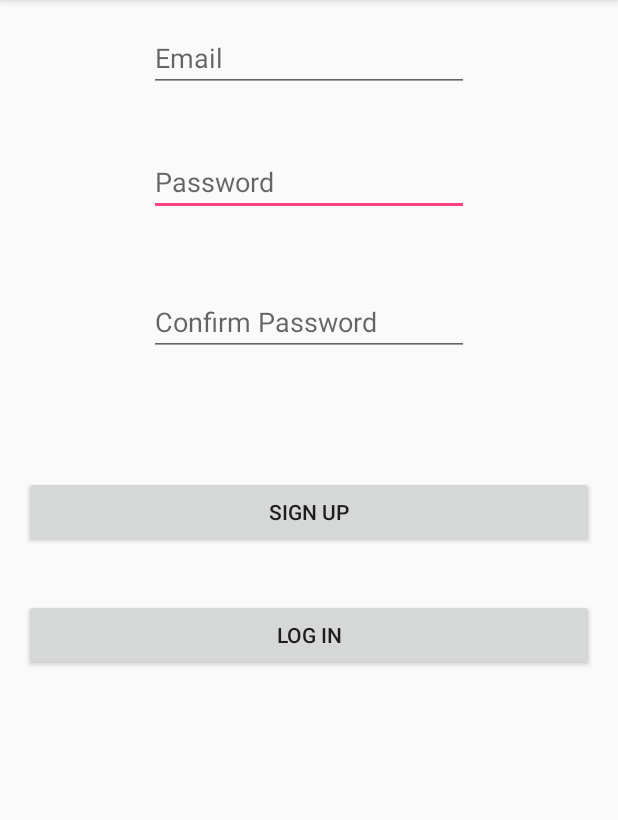
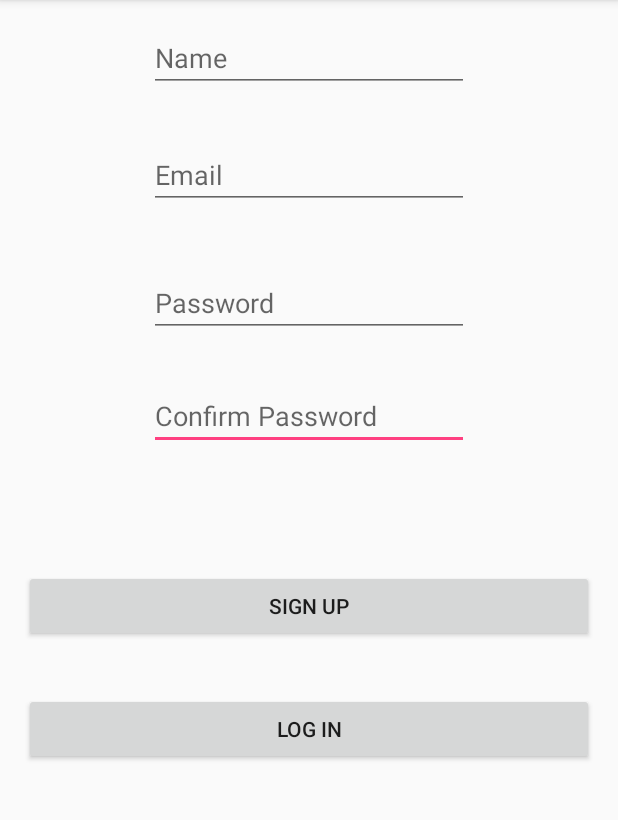
Before and after one commit to thebestyshow/Froyo, an Android app: the Sign_up screen opened directly, with no data from a screen before it, on a phone screen of 412 x 824 dp, the part 84-904 px from its top. Run offline under Robolectric (Android 15) with nearby library versions, the phone set to English and light mode, and no system bars.

Commit message:
Passing Owner Information Across Screens

```diff
--- a/app/src/main/java/uk/ac/tees/p4072699/dogmapp/DogList.java
+++ b/app/src/main/java/uk/ac/tees/p4072699/dogmapp/DogList.java
@@ -19,6 +19,7 @@ public class DogList extends AppCompatActivity {
     int selected;
     String[] dogs = {};
     Integer[] dogsId = {};
+    Owner owner;
 
     @Override
     protected void onCreate(Bundle savedInstanceState) {
@@ -30,6 +31,8 @@ public class DogList extends AppCompatActivity {
         final Button add = (Button) findViewById(R.id.button_add);
         final Button rem = (Button) findViewById(R.id.button_remove);
 
+        owner = (Owner)getIntent().getSerializableExtra("owner");
+
         List<Dog> list = dh.getAllDogs();
 
         for (Dog dg : list) {
@@ -37,7 +40,7 @@ public class DogList extends AppCompatActivity {
             dogs[dogs.length - 1] = "Name: " + dg.getName() +"\nOwner: " + dg.getOwner();
             dogsId = Arrays.copyOf(dogsId, dogsId.length + 1);
             dogsId[dogsId.length - 1] = dg.getId();
-        }
+    }
 
         ArrayAdapter adapter = new ArrayAdapter<String>(this, android.R.layout.simple_list_item_1, dogs);
 
@@ -56,6 +59,7 @@ public class DogList extends AppCompatActivity {
             @Override
             public void onClick(View view) {
                 Intent intent = new Intent(con, Home.class);
+                intent.putExtra("owner",owner);
                 startActivity(intent);
             }
         });
--- a/app/src/main/java/uk/ac/tees/p4072699/dogmapp/Login.java
+++ b/app/src/main/java/uk/ac/tees/p4072699/dogmapp/Login.java
@@ -11,6 +11,7 @@ import android.widget.Button;
 import android.widget.EditText;
 import android.widget.Toast;
 
+import java.util.Date;
 import java.util.List;
 
 public class Login extends AppCompatActivity implements View.OnClickListener {
@@ -88,6 +89,7 @@ public class Login extends AppCompatActivity implements View.OnClickListener {
                         cursor.moveToFirst();
                         Toast.makeText(getApplicationContext(),"Login Successful", Toast.LENGTH_SHORT).show();
                         i = new Intent(getApplicationContext(),Home.class);
+                        i.putExtra("owner",dh.getOneOwner(cemail));
                         startActivity(i);
                         setContentView(R.layout.activity_home);
                         this.finish();
--- a/app/src/main/java/uk/ac/tees/p4072699/dogmapp/Owner.java
+++ b/app/src/main/java/uk/ac/tees/p4072699/dogmapp/Owner.java
@@ -2,13 +2,14 @@ package uk.ac.tees.p4072699.dogmapp;
 
 import android.media.Image;
 
+import java.io.Serializable;
 import java.util.Date;
 
 /**
  * Created by p4061644 on 07/03/2017.
  */
 
-public class Owner {
+public class Owner implements Serializable {
     private int id;
     private String name;
     private String email;
--- a/app/src/main/java/uk/ac/tees/p4072699/dogmapp/Sign_up.java
+++ b/app/src/main/java/uk/ac/tees/p4072699/dogmapp/Sign_up.java
@@ -32,6 +32,7 @@ public class Sign_up extends AppCompatActivity implements View.OnClickListener {
     @Override
     public void onClick(View v) {
         Intent i;
+        final EditText n = (EditText) findViewById(R.id.name_sign);
         final EditText e = (EditText) findViewById(R.id.email_sign);
         final EditText p1 = (EditText) findViewById(R.id.Pass_sign);
         final EditText p2 = (EditText) findViewById(R.id.Pass_con_sign);
@@ -39,6 +40,7 @@ public class Sign_up extends AppCompatActivity implements View.OnClickListener {
         switch(v.getId()){
 
             case R.id.Sign_Up_btn_sign:
+                String name = n.getText().toString();
                 String email = e.getText().toString();
                 String pass = p1.getText().toString();
                 String conPass = p2.getText().toString();
@@ -70,7 +72,7 @@ public class Sign_up extends AppCompatActivity implements View.OnClickListener {
                         break;
                     }
                     else if (cursor.getCount() < 1) {
-                        dh.add(new Owner(dh.getProfilesCount() + 1, "TEST" + dh.getProfilesCount() + 1, e.getText().toString(), p2.getText().toString(), new Date()));
+                        dh.add(new Owner(dh.getProfilesCount() + 1, name, email, conPass, new Date()));
                         i = new Intent(getApplicationContext(), Login.class);
                         Toast.makeText(getApplicationContext(), "Owner Added", Toast.LENGTH_SHORT).show();
                         startActivity(i);
--- a/app/src/main/res/layout/activity_sign_up.xml
+++ b/app/src/main/res/layout/activity_sign_up.xml
@@ -9,40 +9,6 @@
     android:paddingRight="@dimen/activity_horizontal_margin"
     android:paddingTop="@dimen/activity_vertical_margin"
     tools:context="uk.ac.tees.p4072699.dogmapp.Sign_up">
-
-    <EditText
-        android:layout_width="wrap_content"
-        android:layout_height="wrap_content"
-        android:inputType="textPassword"
-        android:ems="10"
-        android:id="@+id/Pass_sign"
-        android:hint="@string/p_hint"
-        android:layout_marginTop="37dp"
-        android:layout_below="@+id/email_sign"
-        android:layout_centerHorizontal="true" />
-
-    <EditText
-        android:layout_width="wrap_content"
-        android:layout_height="wrap_content"
-        android:inputType="textPassword"
-        android:ems="10"
-        android:id="@+id/Pass_con_sign"
-        android:hint="@string/p_con_hint"
-        android:layout_below="@+id/Pass_sign"
-        android:layout_alignLeft="@+id/Pass_sign"
-        android:layout_alignStart="@+id/Pass_sign"
-        android:layout_marginTop="48dp" />
-
-    <EditText
-        android:layout_width="wrap_content"
-        android:layout_height="wrap_content"
-        android:inputType="textEmailAddress|textPersonName"
-        android:ems="10"
-        android:id="@+id/email_sign"
-        android:hint="@string/e_hint"
-        android:layout_alignParentTop="true"
-        android:layout_alignLeft="@+id/Pass_sign"
-        android:layout_alignStart="@+id/Pass_sign" />
 
     <Button
         android:text="@string/sign_up"
@@ -63,4 +29,50 @@
         android:id="@+id/Log_in_btn_sign"
         android:visibility="visible" />
 
+    <EditText
+        android:layout_width="wrap_content"
+        android:layout_height="wrap_content"
+        android:inputType="textPassword"
+        android:ems="10"
+        android:id="@+id/Pass_con_sign"
+        android:hint="@string/p_con_hint"
+        android:layout_marginTop="30dp"
+        android:layout_below="@+id/Pass_sign"
+        android:layout_alignLeft="@+id/Pass_sign"
+        android:layout_alignStart="@+id/Pass_sign" />
+
+    <EditText
+        android:layout_width="wrap_content"
+        android:layout_height="wrap_content"
+        android:inputType="textPassword"
+        android:ems="10"
+        android:id="@+id/Pass_sign"
+        android:hint="@string/p_hint"
+        android:layout_marginTop="40dp"
+        android:layout_below="@+id/email_sign"
+        android:layout_centerHorizontal="true" />
+
+    <EditText
+        android:layout_width="wrap_content"
+        android:layout_height="wrap_content"
+        android:inputType="textEmailAddress|textPersonName"
+        android:ems="10"
+        android:id="@+id/email_sign"
+        android:hint="@string/e_hint"
+        android:layout_marginTop="78dp"
+        android:layout_alignParentTop="true"
+        android:layout_alignLeft="@+id/Pass_sign"
+        android:layout_alignStart="@+id/Pass_sign" />
+
+    <EditText
+        android:layout_width="wrap_content"
+        android:layout_height="wrap_content"
+        android:inputType="textPersonName"
+        android:ems="10"
+        android:id="@+id/name_sign"
+        android:layout_alignParentTop="true"
+        android:layout_alignLeft="@+id/email_sign"
+        android:layout_alignStart="@+id/email_sign"
+        android:hint="@string/n_hint" />
+
 </RelativeLayout>
--- a/app/src/main/res/values/strings.xml
+++ b/app/src/main/res/values/strings.xml
@@ -15,6 +15,7 @@
     <string name="Log_in">Log in</string>
     <string name="e_hint"> Email</string>
     <string name="p_hint">Password</string>
+    <string name="n_hint">Name</string>
     <string name="p_con_hint">Confirm Password</string>
 
     <!-- String for activity_review page -->
```
Also changed, not shown: app/src/main/java/uk/ac/tees/p4072699/dogmapp/DatabaseHandler.java (+23 -2 lines), app/src/main/java/uk/ac/tees/p4072699/dogmapp/Home.java (+8 -1 lines), app/src/main/java/uk/ac/tees/p4072699/dogmapp/Profile.java (+15 -1 lines), app/src/main/res/layout/activity_home.xml (+21 -13 lines), app/src/main/res/layout/activity_profile.xml (+49 -18 lines).
